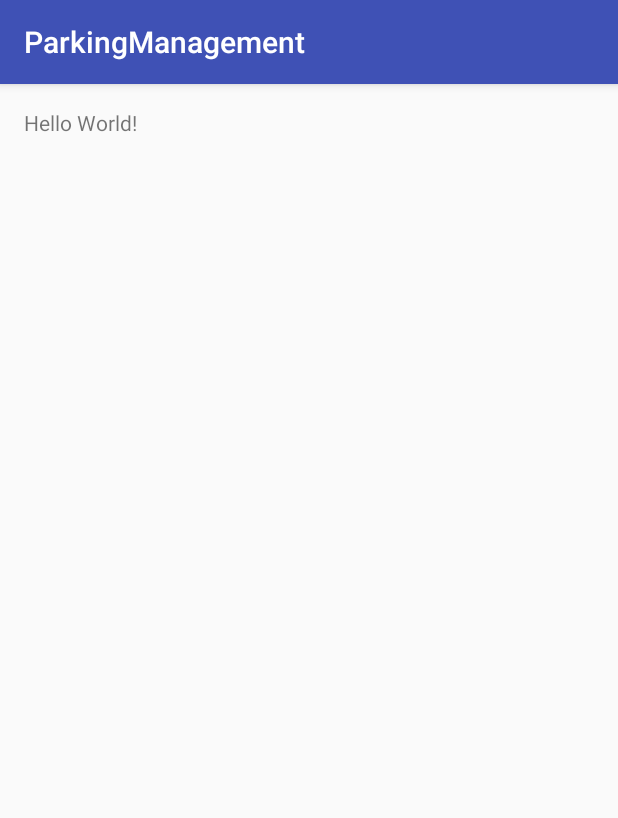
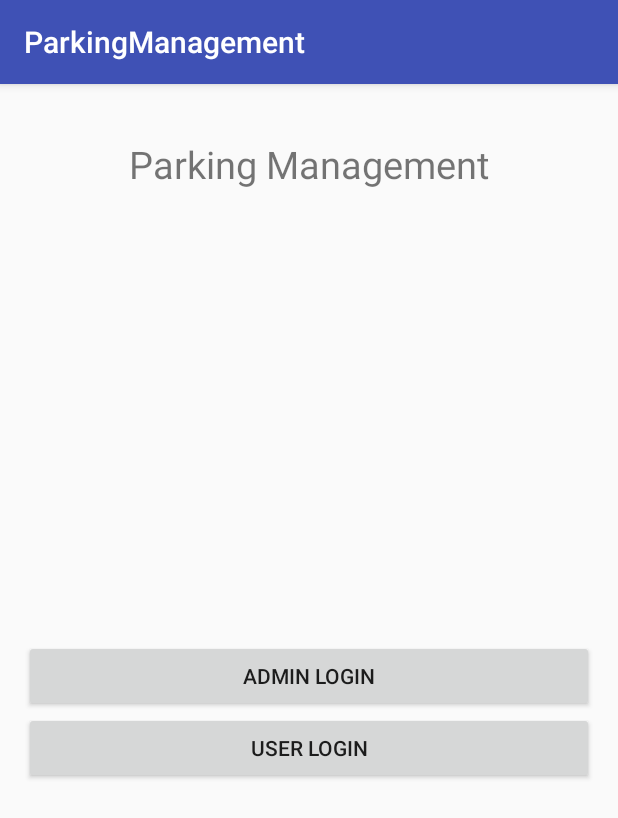
Before and after one commit to IR-Qureshi/level1-ParkingSystem, an Android app: the screen it shows after launch (MainActivity), on a phone screen of 412 x 824 dp. Shown: the top 818 px of the screen. Run offline under Robolectric (Android 15) with nearby library versions, the phone set to English and light mode, and no system bars.

Commit message:
designed a main UI

```diff
--- a/app/src/main/res/layout/activity_main.xml
+++ b/app/src/main/res/layout/activity_main.xml
@@ -13,5 +13,22 @@
     <TextView
         android:layout_width="wrap_content"
         android:layout_height="wrap_content"
-        android:text="Hello World!" />
+        android:text="Parking Management"
+        android:layout_centerHorizontal="true"
+        android:paddingBottom="300dp"
+        android:paddingTop="20dp"
+        android:textSize="25sp"
+        android:id="@+id/textMain"/>
+    <Button
+        android:layout_width="match_parent"
+        android:layout_height="wrap_content"
+        android:layout_below="@id/textMain"
+        android:text="Admin Login"
+        android:id="@+id/BTN_AdminLogin"/>
+    <Button
+        android:layout_width="match_parent"
+        android:layout_height="wrap_content"
+        android:layout_below="@id/BTN_AdminLogin"
+        android:text="User Login"
+        android:id="@+id/BTN_UserLogin"/>
 </RelativeLayout>
```
Also changed, not shown: app/src/main/java/com/example/dellpc/parkingmanagement/MainActivity.java (line endings or trailing spaces).
